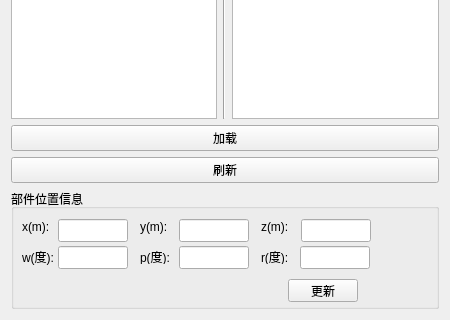
Old version of the form src/collaborative-robotic-sanding/crs_gui/ui/part_selection.ui in the repository Surfacerobot/crs_ws_fanuc; both pictures show x 0 to 450 and y 149 to 469 of the 450 by 469 pixel window.
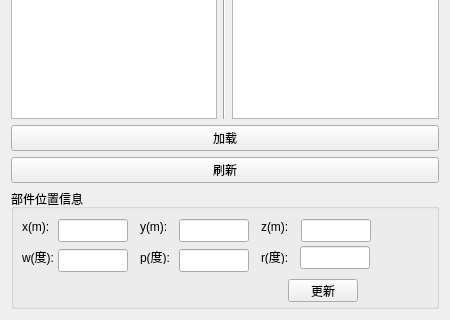
New version of the form.

What changed in the file:
```diff
--- a/src/collaborative-robotic-sanding/crs_gui/ui/part_selection.ui
+++ b/src/collaborative-robotic-sanding/crs_gui/ui/part_selection.ui
@@ -181,7 +181,7 @@
       <property name="geometry">
        <rect>
         <x>168</x>
-        <y>57</y>
+        <y>60</y>
         <width>70</width>
         <height>23</height>
        </rect>
@@ -191,7 +191,7 @@
       <property name="geometry">
        <rect>
         <x>47</x>
-        <y>57</y>
+        <y>60</y>
         <width>70</width>
         <height>23</height>
        </rect>
```
